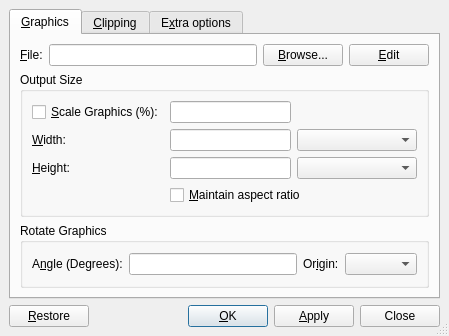
Above: src/frontends/qt4/ui/QGraphicsUi.ui from cburschka/lyx before the change. Below: the same form after it.
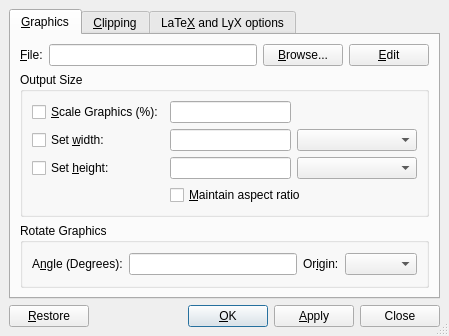
That is the form after the change. Custom widgets are drawn as their Qt base class.

Commit message: Fix for bug 3215. All changes in src/frontends/qt4/. Changed dialog and added routines to deal with an "auto" label in cases where defaults are used.

Diff of the .ui file:
```diff
--- a/src/frontends/qt4/ui/QGraphicsUi.ui
+++ b/src/frontends/qt4/ui/QGraphicsUi.ui
@@ -232,15 +232,12 @@
            </widget>
           </item>
           <item row="2" column="0" >
-           <widget class="QLabel" name="heightL" >
+           <widget class="QCheckBox" name="HeightCB" >
             <property name="enabled" >
              <bool>true</bool>
             </property>
             <property name="text" >
-             <string>&amp;Height:</string>
-            </property>
-            <property name="buddy" >
-             <cstring>Height</cstring>
+             <string>Set &amp;height:</string>
             </property>
            </widget>
           </item>
@@ -252,15 +249,12 @@
            </widget>
           </item>
           <item row="1" column="0" >
-           <widget class="QLabel" name="widthL" >
+           <widget class="QCheckBox" name="WidthCB" >
             <property name="enabled" >
              <bool>true</bool>
             </property>
             <property name="text" >
-             <string>&amp;Width:</string>
-            </property>
-            <property name="buddy" >
-             <cstring>Width</cstring>
+             <string>Set &amp;width:</string>
             </property>
            </widget>
           </item>
@@ -448,7 +442,7 @@
      </widget>
      <widget class="QWidget" name="ExtraOptions" >
       <attribute name="title" >
-       <string>E&amp;xtra options</string>
+       <string>LaTe&amp;X and LyX options</string>
       </attribute>
       <layout class="QGridLayout" >
        <property name="margin" >
```
Left out of the diff: 58 changed lines with no effect on the pictures. The commit also changes 9 other files.
